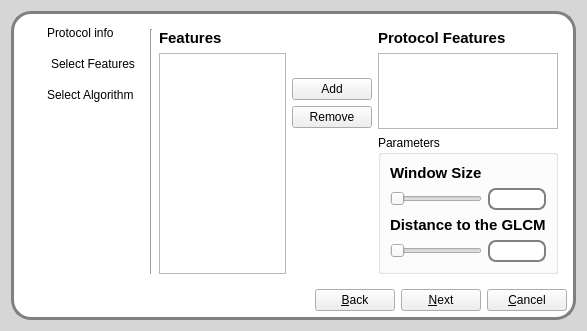
Above: src/romeo/view/dialogs/protocoldialog.ui from AlbertoSimioni/Romeo before the change. Below: the same form after it.
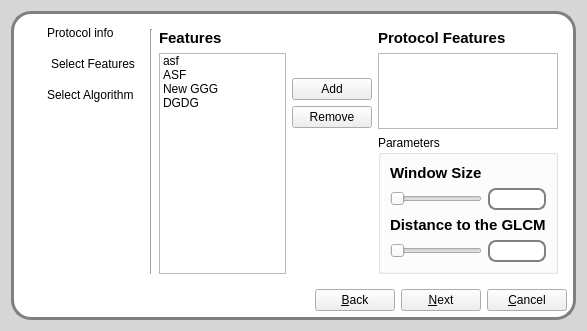
That is the form after the change. The open tabs and pages were chosen to show the change. Icons and pictures are not drawn.

Patch:
```diff
--- a/src/romeo/view/dialogs/protocoldialog.ui
+++ b/src/romeo/view/dialogs/protocoldialog.ui
@@ -476,7 +476,31 @@
                </widget>
               </item>
               <item>
-               <widget class="QTableWidget" name="featuresTable"/>
+               <widget class="QListWidget" name="featuresList">
+                <property name="mouseTracking">
+                 <bool>false</bool>
+                </property>
+                <item>
+                 <property name="text">
+                  <string>asf</string>
+                 </property>
+                </item>
+                <item>
+                 <property name="text">
+                  <string>ASF</string>
+                 </property>
+                </item>
+                <item>
+                 <property name="text">
+                  <string>New GGG</string>
+                 </property>
+                </item>
+                <item>
+                 <property name="text">
+                  <string>DGDG</string>
+                 </property>
+                </item>
+               </widget>
               </item>
              </layout>
             </item>
```
Left out of the diff: 8 changed lines with no effect on the pictures.
